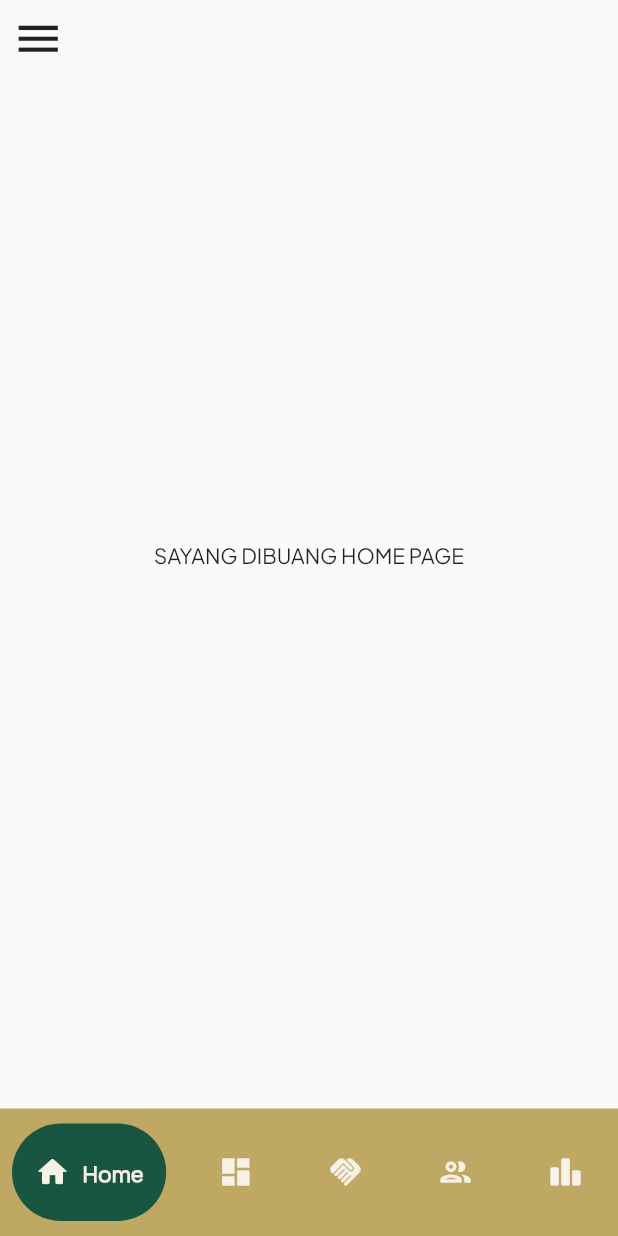
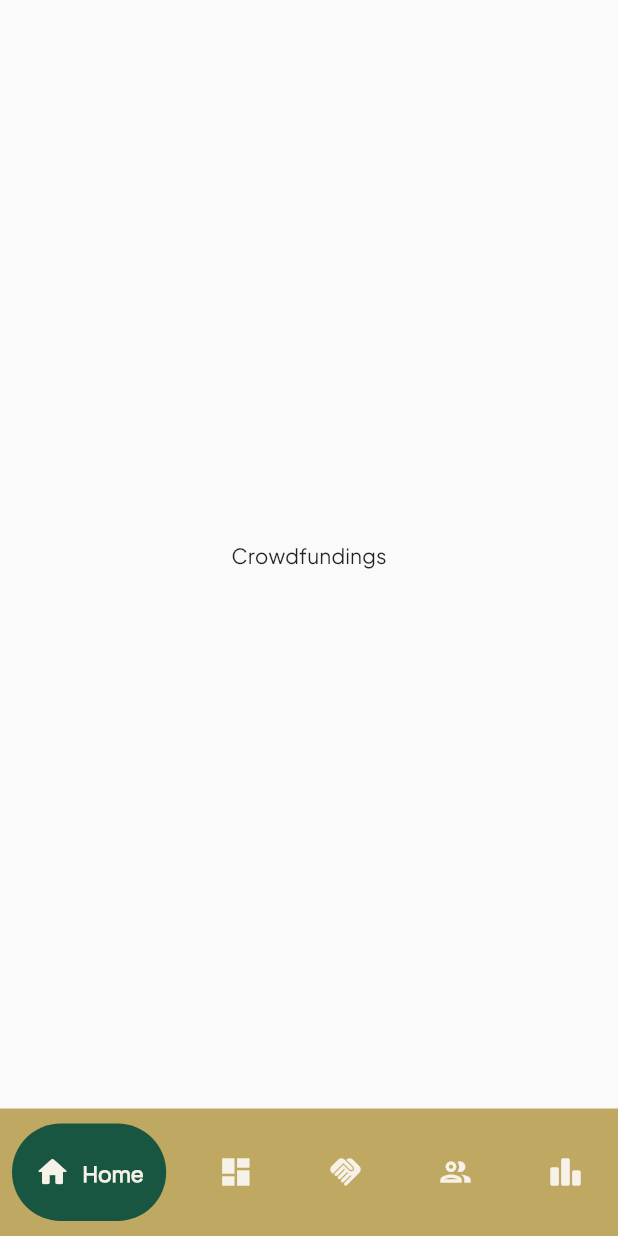
Before and after one commit to D10-PBP/Proyek-Akhir-Semester, a Flutter app: the screen it shows after launch, on a phone screen of 412 x 824 dp. Run offline on Flutter 3.47's test engine with Material 2 defaults, Android fonts, the phone set to English and light mode, and no system bars; drawn by our look-alikes of google_nav_bar.

Commit message:
Add routing to bottom navbar

```diff
--- a/lib/core/widget/bottom_navbar.dart
+++ /dev/null
@@ -1,48 +0,0 @@
-import 'package:flutter/material.dart';
-import 'package:sayang_dibuang_mobile/core/theme/theme_color.dart';
-import 'package:google_nav_bar/google_nav_bar.dart';
-
-class BottomNavBar extends StatelessWidget {
-  const BottomNavBar({
-    Key? key,
-  }) : super(key: key);
-
-  @override
-  Widget build(BuildContext context) {
-    return Container(
-      color: ThemeColor.gold,
-      child: const Padding(
-        padding: EdgeInsets.symmetric(horizontal: 8, vertical: 10),
-        child: GNav(
-            gap: 8,
-            backgroundColor: ThemeColor.gold,
-            color: ThemeColor.sand,
-            activeColor: ThemeColor.sand,
-            tabBackgroundColor: ThemeColor.darkGreen,
-            padding: EdgeInsets.symmetric(horizontal: 15, vertical: 20),
-            tabs: [
-              GButton(
-                icon: Icons.home_rounded,
-                text: 'Home',
-              ),
-              GButton(
-                icon: Icons.dashboard,
-                text: 'Beranda',
-              ),
-              GButton(
-                icon: Icons.handshake_rounded,
-                text: 'Request',
-              ),
-              GButton(
-                icon: Icons.group_outlined,
-                text: 'Crowdfunding',
-              ),
-              GButton(
-                icon: Icons.leaderboard_rounded,
-                text: 'Leaderboard',
-              ),
-            ]),
-      ),
-    );
-  }
-}
--- a/lib/crowdfunding/pages/crowdfundings.dart
+++ b/lib/crowdfunding/pages/crowdfundings.dart
@@ -0,0 +1,20 @@
+import 'package:flutter/material.dart';
+
+class CrowdfundingsPage extends StatefulWidget {
+  const CrowdfundingsPage({super.key});
+  final String title = 'Sayang Dibuang App';
+
+  @override
+  State<CrowdfundingsPage> createState() => _CrowdfundingsPageState();
+}
+
+class _CrowdfundingsPageState extends State<CrowdfundingsPage> {
+  @override
+  Widget build(BuildContext context) {
+    return const Center(
+      child: Text(
+        "Crowdfundings",
+      ),
+    );
+  }
+}
--- a/lib/main.dart
+++ b/lib/main.dart
@@ -1,7 +1,9 @@
 import 'package:flutter/material.dart';
-import 'package:sayang_dibuang_mobile/core/theme/theme_color.dart';
-import 'package:sayang_dibuang_mobile/core/widget/bottom_navbar.dart';
-import 'package:sayang_dibuang_mobile/core/widget/drawer.dart';
+import 'package:google_nav_bar/google_nav_bar.dart';
+import 'package:sayang_dibuang_mobile/barang_bekas/pages/beranda.dart';
+import 'package:sayang_dibuang_mobile/crowdfunding/pages/crowdfundings.dart';
+
+import 'core/theme/theme_color.dart';
 
 void main() {
   runApp(const MyApp());
@@ -15,18 +17,7 @@ class MyApp extends StatelessWidget {
   Widget build(BuildContext context) {
     return MaterialApp(
       title: 'Sayang Dibuang',
-      theme: ThemeData(
-          // This is the theme of your application.
-          //
-          // Try running your application with "flutter run". You'll see the
-          // application has a blue toolbar. Then, without quitting the app, try
-          // changing the primarySwatch below to Colors.green and then invoke
-          // "hot reload" (press "r" in the console where you ran "flutter run",
-          // or simply save your changes to "hot reload" in a Flutter IDE).
-          // Notice that the counter didn't reset back to zero; the application
-          // is not restarted.
-          primarySwatch: Colors.blue,
-          fontFamily: 'PlusJakarta'),
+      theme: ThemeData(primarySwatch: Colors.blue, fontFamily: 'PlusJakarta'),
       home: const MyHomePage(),
     );
   }
@@ -35,15 +26,6 @@ class MyApp extends StatelessWidget {
 class MyHomePage extends StatefulWidget {
   const MyHomePage({super.key});
 
-  // This widget is the home page of your application. It is stateful, meaning
-  // that it has a State object (defined below) that contains fields that affect
-  // how it looks.
-
-  // This class is the configuration for the state. It holds the values (in this
-  // case the title) provided by the parent (in this case the App widget) and
-  // used by the build method of the State. Fields in a Widget subclass are
-  // always marked "final".
-
   final String title = 'Sayang Dibuang App';
 
   @override
@@ -51,36 +33,60 @@ class MyHomePage extends StatefulWidget {
 }
 
 class _MyHomePageState extends State<MyHomePage> {
+  int currentIndex = 0;
   @override
   Widget build(BuildContext context) {
-    // This method is rerun every time setState is called, for instance as done
-    // by the _incrementCounter method above.
-    //
-    // The Flutter framework has been optimized to make rerunning build methods
-    // fast, so that you can just rebuild anything that needs updating rather
-    // than having to individually change instances of widgets.
+    List<Widget> pages = [
+      CrowdfundingsPage(), // nanti diganti sama Home
+      BerandaBarangPage(),
+      BerandaBarangPage(), // nanti diganti sama Request
+      CrowdfundingsPage(),
+      CrowdfundingsPage(), // nanti diganti sama Leaderboard
+    ];
     return SafeArea(
       child: Scaffold(
-        drawer: DrawerClass('Home', 0),
-        body: Stack(
-          // Center is a layout widget. It takes a single child and positions it
-          // in the middle of the parent.
-          children: [
-            Builder(
-              builder: (context) => IconButton(
-                icon: new Icon(Icons.menu, size: 35.0),
-                onPressed: () => Scaffold.of(context).openDrawer(),
-              ),
+          body: pages[currentIndex],
+          bottomNavigationBar: Container(
+            color: ThemeColor.gold,
+            child: Padding(
+              padding: const EdgeInsets.symmetric(horizontal: 8, vertical: 10),
+              child: GNav(
+                  gap: 8,
+                  backgroundColor: ThemeColor.gold,
+                  color: ThemeColor.sand,
+                  activeColor: ThemeColor.sand,
+                  tabBackgroundColor: ThemeColor.darkGreen,
+                  padding:
+                      const EdgeInsets.symmetric(horizontal: 15, vertical: 20),
+                  onTabChange: (index) {
+                    setState(() {
+                      currentIndex = index;
+                    });
+                  },
+                  tabs: const [
+                    GButton(
+                      icon: Icons.home_rounded,
+                      text: 'Home',
+                    ),
+                    GButton(
+                      icon: Icons.dashboard,
+                      text: 'Beranda',
+                    ),
+                    GButton(
+                      icon: Icons.handshake_rounded,
+                      text: 'Request',
+                    ),
+                    GButton(
+                      icon: Icons.group_outlined,
+                      text: 'Crowdfunding',
+                    ),
+                    GButton(
+                      icon: Icons.leaderboard_rounded,
+                      text: 'Leaderboard',
+                    ),
+                  ]),
             ),
-            Container(
-                padding: new EdgeInsets.all(10.0),
-                child: Center(
-                  child: Text("SAYANG DIBUANG HOME PAGE"),
-                ))
-          ],
-        ),
-        bottomNavigationBar: const BottomNavBar(),
-      ),
+          )),
     );
   }
 }
```
